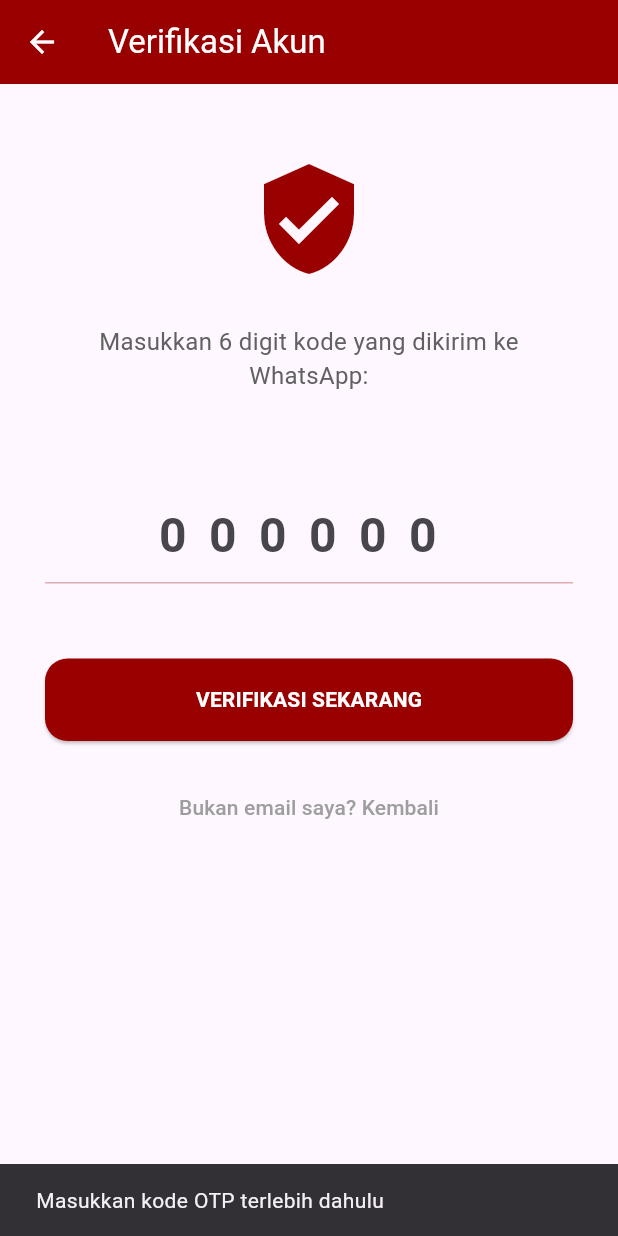
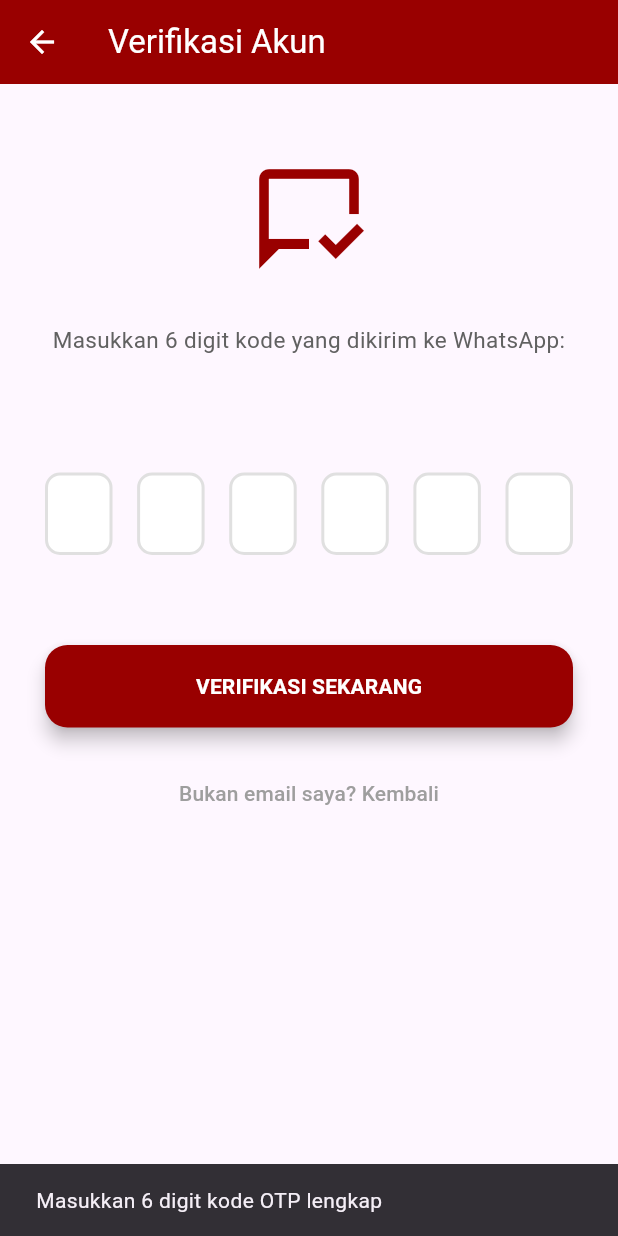
Before and after one commit to kennedipane30/PA-2, a Flutter app: the OtpPage screen opened directly with empty values, after a tap on "VERIFIKASI SEKARANG", on a phone screen of 412 x 824 dp. Run offline on Flutter 3.47's test engine with Material 3 defaults, Android fonts, the light colour scheme and no system bars; network calls fail.

Commit message:
Perbaikan
WEL

```diff
--- a/spectaacademy/lib/screens/otp_page.dart
+++ b/spectaacademy/lib/screens/otp_page.dart
@@ -3,19 +3,23 @@ import '../services/auth_service.dart';
 import 'main_screen.dart';
 import 'dart:convert';
 
-class OtpPage extends StatelessWidget {
+class OtpPage extends StatefulWidget {
   final String email;
   const OtpPage({super.key, required this.email});
 
   @override
-  Widget build(BuildContext context) {
-    final otpCtrl = TextEditingController();
-    const Color spektaRed = Color(0xFF990000);
+  State<OtpPage> createState() => _OtpPageState();
+}
+
+class _OtpPageState extends State<OtpPage> {
+  final TextEditingController otpCtrl = TextEditingController();
+  final Color spektaRed = const Color(0xFF990000);
+  String currentText = "";
 
   void handleVerify() async {
-      if (otpCtrl.text.isEmpty) {
+    if (otpCtrl.text.length < 6) {
       ScaffoldMessenger.of(context).showSnackBar(
-          const SnackBar(content: Text("Masukkan kode OTP terlebih dahulu"))
+        const SnackBar(content: Text("Masukkan 6 digit kode OTP lengkap"))
       );
       return;
     }
@@ -23,26 +27,24 @@ class OtpPage extends StatelessWidget {
     showDialog(
       context: context,
       barrierDismissible: false,
-        builder: (context) => const Center(child: CircularProgressIndicator(color: spektaRed))
+      builder: (context) => const Center(child: CircularProgressIndicator(color: Color(0xFF990000)))
     );
 
-      var resp = await AuthService.verifyOtp(email, otpCtrl.text);
+    var resp = await AuthService.verifyOtp(widget.email, otpCtrl.text);
 
-      // Keamanan: Cek apakah context masih aktif setelah await (Syarat Kualitas Perangkat Lunak)
     if (!context.mounted) return;
-      Navigator.pop(context); // Tutup Loading
+    Navigator.pop(context);
 
     if (resp.statusCode == 200) {
       final data = jsonDecode(resp.body);
-
       String nameFromDb = data['user']['name'] ?? "Siswa Spekta";
-        String tokenFromDb = data['token']; // AMBIL TOKEN DARI LARAVEL
+      String tokenFromDb = data['token'];
 
       Navigator.pushAndRemoveUntil(
         context,
         MaterialPageRoute(builder: (_) => MainScreen(
           userName: nameFromDb,
-            token: tokenFromDb // KIRIM TOKEN KE MAINSCREEN
+          token: tokenFromDb
         )),
         (route) => false,
       );
@@ -53,52 +55,95 @@ class OtpPage extends StatelessWidget {
     }
   }
 
+  @override
+  Widget build(BuildContext context) {
     return Scaffold(
       appBar: AppBar(
         title: const Text("Verifikasi Akun"),
         backgroundColor: spektaRed,
         foregroundColor: Colors.white,
       ),
-      body: Padding(
+      body: SingleChildScrollView(
         padding: const EdgeInsets.all(30),
         child: Column(
           children: [
             const SizedBox(height: 20),
-            const Icon(Icons.verified_user, size: 80, color: spektaRed),
+            const Icon(Icons.mark_chat_read_outlined, size: 80, color: Color(0xFF990000)),
             const SizedBox(height: 30),
             Text(
               "Masukkan 6 digit kode yang dikirim ke WhatsApp:",
               textAlign: TextAlign.center,
-              style: TextStyle(color: Colors.grey[700], fontSize: 16),
+              style: TextStyle(color: Colors.grey[700], fontSize: 15),
             ),
+            const SizedBox(height: 5),
             Text(
-              email,
+              widget.email,
               style: const TextStyle(fontWeight: FontWeight.bold, fontSize: 16),
             ),
-            const SizedBox(height: 40),
-            TextField(
+            const SizedBox(height: 50),
+
+            // --- CUSTOM OTP BOXES ---
+            Stack(
+              alignment: Alignment.center,
+              children: [
+                // Layer 1: Baris Kotak-Kotak Merah
+                Row(
+                  mainAxisAlignment: MainAxisAlignment.spaceBetween,
+                  children: List.generate(6, (index) {
+                    return Container(
+                      width: 45,
+                      height: 55,
+                      decoration: BoxDecoration(
+                        color: Colors.white,
+                        borderRadius: BorderRadius.circular(10),
+                        border: Border.all(
+                          color: currentText.length > index ? spektaRed : Colors.grey.shade300,
+                          width: 2,
+                        ),
+                        boxShadow: currentText.length > index
+                          ? [BoxShadow(color: spektaRed.withOpacity(0.2), blurRadius: 5)]
+                          : [],
+                      ),
+                      child: Center(
+                        child: Text(
+                          currentText.length > index ? currentText[index] : "",
+                          style: TextStyle(fontSize: 24, fontWeight: FontWeight.bold, color: spektaRed),
+                        ),
+                      ),
+                    );
+                  }),
+                ),
+                // Layer 2: Hidden TextField untuk Input
+                Opacity(
+                  opacity: 0,
+                  child: TextField(
                     controller: otpCtrl,
-              textAlign: TextAlign.center,
+                    onChanged: (value) {
+                      setState(() {
+                        currentText = value;
+                      });
+                    },
                     keyboardType: TextInputType.number,
                     maxLength: 6,
-              style: const TextStyle(fontSize: 32, letterSpacing: 15, fontWeight: FontWeight.bold),
-              decoration: InputDecoration(
-                hintText: "000000",
-                counterText: "",
-                enabledBorder: UnderlineInputBorder(borderSide: BorderSide(color: spektaRed.withOpacity(0.3))),
-                focusedBorder: const UnderlineInputBorder(borderSide: BorderSide(color: spektaRed, width: 2)),
+                    decoration: const InputDecoration(counterText: ""),
                   ),
                 ),
-            const SizedBox(height: 50),
+              ],
+            ),
+
+            const SizedBox(height: 60),
+
             ElevatedButton(
               style: ElevatedButton.styleFrom(
                 backgroundColor: spektaRed,
                 minimumSize: const Size(double.infinity, 55),
                 shape: RoundedRectangleBorder(borderRadius: BorderRadius.circular(15)),
+                elevation: 5,
               ),
               onPressed: handleVerify,
               child: const Text("VERIFIKASI SEKARANG", style: TextStyle(color: Colors.white, fontWeight: FontWeight.bold)),
             ),
+
             const SizedBox(height: 20),
             TextButton(
               onPressed: () => Navigator.pop(context),
```
Also changed, not shown: spectaacademy/lib/screens/galeri_page.dart (deleted, +0 -49 lines), spectaacademy/lib/screens/home_page.dart (+146 -70 lines), spectaacademy/lib/screens/kelas_page.dart (+22 -16 lines), spectaacademy/pubspec.yaml (+8 -0 lines), spectaacademy/assets/images/abdi_negara.png (added), spectaacademy/assets/images/favorit.png (added), spectaacademy/assets/images/ptn_unhan.png (added), spectaacademy/assets/images/reguler.png (added), spectaacademy/pubspec.lock, 11 other files. Lines whose indentation alone changed are shown as unchanged.
